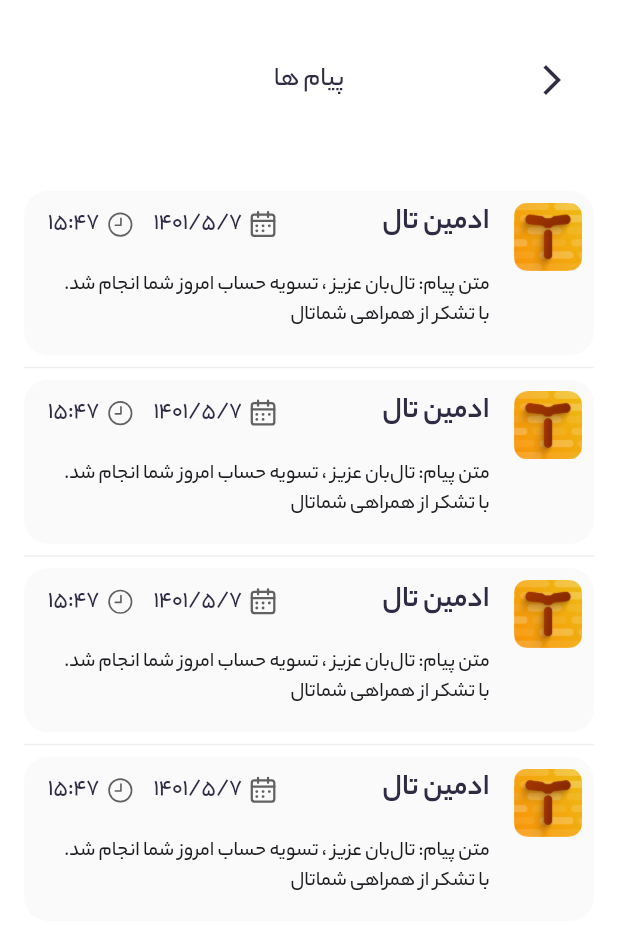
After one commit to Amin397/hoodad-map-test, a Flutter app: the MessagesScreen screen opened by its route, on a phone screen of 412 x 824 dp. The commit adds this screen. Shown: the top 929 px of the screen. Run offline on Flutter 3.47's test engine with Material 3 defaults, Android fonts, the phone set to English and light mode, and no system bars; our stand-ins replace auto_size_text, dotted_border, flutter_map, flutter_staggered_animations, flutter_svg, geocoding and 7 more; missing offline and left inert: persian_number_utility, units_converter; accounts and stored records are empty.

Commit message:
last update amin khademi messages ui completed

```diff
--- a/lib/Controllers/Menu/map_menu_controller.dart
+++ b/lib/Controllers/Menu/map_menu_controller.dart
@@ -22,6 +22,7 @@ class MapMenuController extends GetxController{
         break;
       }
       case 4:{
+        Get.toNamed(NameRouts.messages);
         break;
       }
       case 5:{
--- /dev/null
+++ b/lib/Controllers/Messages/messages_controller.dart
@@ -0,0 +1,43 @@
+import 'package:get/get.dart';
+import 'package:untitled1/Models/Messages/messages_model.dart';
+
+class MessagesController extends GetxController {
+  List<MessagesModel> messagesList = [
+    MessagesModel(
+      id: 0,
+      date: '1401/5/7',
+      time: '15:47',
+      title: 'ادمین تال',
+      message: 'متن پیام: تال‌بان عزیز ، تسویه حساب امروز شما انجام شد.'
+          '  با تشکر از همراهی شما'
+          'تال',
+    ),
+    MessagesModel(
+      id: 1,
+      date: '1401/5/7',
+      time: '15:47',
+      title: 'ادمین تال',
+      message: 'متن پیام: تال‌بان عزیز ، تسویه حساب امروز شما انجام شد.'
+          '  با تشکر از همراهی شما'
+          'تال',
+    ),
+    MessagesModel(
+      id: 2,
+      date: '1401/5/7',
+      time: '15:47',
+      title: 'ادمین تال',
+      message: 'متن پیام: تال‌بان عزیز ، تسویه حساب امروز شما انجام شد.'
+          '  با تشکر از همراهی شما'
+          'تال',
+    ),
+    MessagesModel(
+      id: 3,
+      date: '1401/5/7',
+      time: '15:47',
+      title: 'ادمین تال',
+      message: 'متن پیام: تال‌بان عزیز ، تسویه حساب امروز شما انجام شد.'
+          '  با تشکر از همراهی شما'
+          'تال',
+    ),
+  ];
+}
--- /dev/null
+++ b/lib/Models/Messages/messages_model.dart
@@ -0,0 +1,15 @@
+class MessagesModel {
+  int id;
+  String title;
+  String date;
+  String time;
+  String message;
+
+  MessagesModel({
+    required this.id,
+    required this.title,
+    required this.date,
+    required this.time,
+    required this.message,
+  });
+}
--- a/lib/Utils/routs_utils.dart
+++ b/lib/Utils/routs_utils.dart
@@ -7,6 +7,7 @@ import 'package:untitled1/Views/Intro/intro_screen.dart';
 import 'package:untitled1/Views/Login/login_screen.dart';
 import 'package:untitled1/Views/MapSearch/map_search_screen.dart';
 import 'package:untitled1/Views/Menu/menu_screen.dart';
+import 'package:untitled1/Views/Messages/messages_screen.dart';
 import 'package:untitled1/Views/Profile/profile_screen.dart';
 import 'package:untitled1/Views/SetRout/set_rout_screen.dart';
 import 'package:untitled1/Views/Splash/splash_screen.dart';
@@ -26,6 +27,7 @@ class NameRouts{
   static const String history = '/history';
   static const String incomes = '/incomes';
   static const String taalInfo = '/taalInfo';
+  static const String messages = '/messages';
 }
 
 class PageRout {
@@ -75,31 +77,37 @@ class PageRout {
     GetPage(
         name: NameRouts.profile,
         page: () => ProfileScreen(),
-        transition: Transition.downToUp,
+        transition: Transition.rightToLeft,
         transitionDuration: const Duration(milliseconds: 500)
     ),
     GetPage(
         name: NameRouts.editProfile,
         page: () => EditProfileScreen(),
-        transition: Transition.downToUp,
+        transition: Transition.rightToLeft,
         transitionDuration: const Duration(milliseconds: 500)
     ),
     GetPage(
         name: NameRouts.history,
         page: () => HistoryScreen(),
-        transition: Transition.downToUp,
+        transition: Transition.rightToLeft,
         transitionDuration: const Duration(milliseconds: 500)
     ),
     GetPage(
         name: NameRouts.incomes,
         page: () => IncomesScreen(),
-        transition: Transition.downToUp,
+        transition: Transition.rightToLeft,
         transitionDuration: const Duration(milliseconds: 500)
     ),
     GetPage(
         name: NameRouts.taalInfo,
         page: () => TaalInfoScreen(),
-        transition: Transition.downToUp,
+        transition: Transition.rightToLeft,
+        transitionDuration: const Duration(milliseconds: 500)
+    ),
+    GetPage(
+        name: NameRouts.messages,
+        page: () => MessagesScreen(),
+        transition: Transition.rightToLeft,
         transitionDuration: const Duration(milliseconds: 500)
     ),
   ];
--- /dev/null
+++ b/lib/Views/Messages/Widgets/build_messages_list_widget.dart
@@ -0,0 +1,163 @@
+import 'package:flutter/material.dart';
+import 'package:flutter_staggered_animations/flutter_staggered_animations.dart';
+import 'package:flutter_svg/flutter_svg.dart';
+import 'package:get/get.dart';
+import 'package:untitled1/Consts/colors.dart';
+import 'package:untitled1/Consts/icons_path.dart';
+import 'package:untitled1/Consts/measures.dart';
+import 'package:untitled1/Controllers/Messages/messages_controller.dart';
+import 'package:untitled1/Models/Messages/messages_model.dart';
+import 'package:untitled1/Utils/view_utils.dart';
+
+class BuildMessagesListWidget extends StatelessWidget {
+  BuildMessagesListWidget({super.key, required this.controller});
+
+  final MessagesController controller;
+
+  @override
+  Widget build(BuildContext context) {
+    return Expanded(
+      child: Container(
+        height: double.maxFinite,
+        width: double.maxFinite,
+        padding: paddingAll16,
+        child: ListView.separated(
+          physics: BouncingScrollPhysics(),
+          itemCount: controller.messagesList.length,
+          itemBuilder: (BuildContext context, int index) {
+            return _buildMessageItem(
+              message: controller.messagesList[index],
+              index: index,
+            );
+          },
+          separatorBuilder: (BuildContext context, int index) {
+            return Divider(
+              color: Colors.grey[200],
+            );
+          },
+        ),
+      ),
+    );
+  }
+
+  Widget _buildMessageItem({
+    required MessagesModel message,
+    required int index,
+  }) {
+    return AnimationConfiguration.staggeredList(
+      position: index,
+      duration: const Duration(milliseconds: 450),
+      child: SlideAnimation(
+        horizontalOffset: 151.0,
+        child: FadeInAnimation(
+          child: Container(
+            width: Get.width,
+            // height: Get.height * .1,
+            padding: paddingAll8,
+            decoration: BoxDecoration(
+              borderRadius: radiusAll16,
+              color: fillTextColor.withOpacity(.5),
+            ),
+            child: Directionality(
+              textDirection: TextDirection.rtl,
+              child: Row(
+                crossAxisAlignment: CrossAxisAlignment.start,
+                children: [
+                  Image.asset(
+                    tallLogo,
+                    width: Get.width * .11,
+                    height: Get.width * .11,
+                  ),
+                  SizedBox(
+                    width: Get.width * .02,
+                  ),
+                  Expanded(
+                    child: Container(
+                      width: double.maxFinite,
+                      child: Column(
+                        children: [
+                          Container(
+                            padding: paddingSymmetricH8,
+                            width: double.maxFinite,
+                            child: Row(
+                              mainAxisAlignment: MainAxisAlignment.spaceBetween,
+                              children: [
+                                Text(
+                                  message.title,
+                                  style: TextStyle(
+                                    color: titleTextColor,
+                                    fontSize: 20.0,
+                                    fontWeight: FontWeight.bold,
+                                  ),
+                                ),
+                                Row(
+                                  children: [
+                                    SvgPicture.asset(
+                                      calendarIcon,
+                                      color: Colors.grey.shade700,
+                                    ),
+                                    SizedBox(
+                                      width: Get.width * .01,
+                                    ),
+                                    Text(
+                                      replaceFarsiNumber(
+                                        message.date,
+                                      ),
+                                      style: TextStyle(
+                                        color: titleTextColor,
+                                        fontSize: 16.0,
+                                      ),
+                                    ),
+                                    SizedBox(
+                                      width: Get.width * .03,
+                                    ),
+                                    SvgPicture.asset(
+                                      clockIcon,
+                                      color: Colors.grey.shade700,
+                                    ),
+                                    SizedBox(
+                                      width: Get.width * .01,
+                                    ),
+                                    Text(
+                                      replaceFarsiNumber(
+                                        message.time,
+                                      ),
+                                      style: TextStyle(
+                                        color: titleTextColor,
+                                        fontSize: 16.0,
+                                      ),
+                                    ),
+                                  ],
+                                )
+                              ],
+                            ),
+                          ),
+                          SizedBox(
+                            height: Get.height * .02,
+                          ),
+                          Container(
+                            width: Get.width,
+                            padding: paddingSymmetricH8,
+                            child: Align(
+                              alignment: Alignment.topRight,
+                              child: Text(
+                                message.message,
+                              ),
+                            ),
+                          ),
+                          SizedBox(
+                            height: Get.height * .01,
+                          ),
+                        ],
+                      ),
+                    ),
+                  )
+                ],
+              ),
+            ),
+          ),
+        ),
+      ),
+    );
+  }
+}
--- /dev/null
+++ b/lib/Views/Messages/messages_screen.dart
@@ -0,0 +1,40 @@
+import 'package:flutter/material.dart';
+import 'package:get/get.dart';
+import 'package:untitled1/Controllers/Messages/messages_controller.dart';
+import 'package:untitled1/Utils/widget_utils.dart';
+import 'package:untitled1/Views/Messages/Widgets/build_messages_list_widget.dart';
+
+class MessagesScreen extends StatelessWidget {
+  MessagesScreen({super.key});
+
+  final MessagesController controller = Get.put(MessagesController());
+
+  @override
+  Widget build(BuildContext context) {
+    return Scaffold(
+      backgroundColor: Colors.white,
+      body: SizedBox(
+        height: Get.height,
+        width: Get.width,
+        child: Column(
+          children: [
+            buildAppBar(
+              isInnerPage: true,
+              function: () {
+                Get.back();
+                Get.delete<MessagesController>();
+              },
+              title: 'پیام ها',
+            ),
+            SizedBox(
+              height: Get.height * .03,
+            ),
+            BuildMessagesListWidget(
+              controller: controller,
+            ),
+          ],
+        ),
+      ),
+    );
+  }
+}
--- a/lib/Views/TaalInfo/taal_info_screen.dart
+++ b/lib/Views/TaalInfo/taal_info_screen.dart
@@ -36,22 +36,28 @@ class TaalInfoScreen extends StatelessWidget {
                 margin: paddingAll16,
                 child: Column(
                   children: [
-                    Image.asset(
+                    animationConfig(
+                      widget: Image.asset(
                         tallLogo,
                         height: Get.height * .1,
                         width: Get.height * .1,
+                      ),
+                      index: 2,
                     ),
                     SizedBox(
                       height: Get.height * .05,
                     ),
                     Directionality(
                       textDirection: TextDirection.rtl,
-                      child: Text(
+                      child: animationConfig(
+                        widget: Text(
                           'صبح یک روز آفتابیه و اسکوترهای تال توی ایستگاه، لحظه شماری می‌کنند تا نوبت سواری خودشون برسه. کم کم مسافرها از راه می‌رسند. بعضی‌هاشون عجله دارند تا زودتر به محل کارشون برسند، بعضی‌ها خسته‌تر از اون هستند که پیاده به خونه برگردند و بعضی هم از یکنواختی زندگی خسته شدن و دلشون یک تجربه‌ی متفاوت میخواد. در طول روز اسکوترهای تال بی‌وقفه توی سطح شهر جابجا می‌شن و مسافر‌ها رو تا مقصد نهایی همراهی می‌کنند. روز در حال سپری شدنه و هرکدوم از اسکوترها یه گوشه‌‌ از شهر رها شدند. بعضی از اونها شارژ باتریشون تموم شده، بعضی نیاز به تعمیر دارند و بعضی‌ها جای پارک مناسبی ندارند.و درست در همین لحظه، تال‌بان مثل یک قهرمان وارد صحنه میشه. تال‌بان اسکوترها رو جمع‌آوری میکنه و به ایستگاه برمی‌گردونه، باتری اسکوترها رو تعویض می‌کنه و اسکوترهایی که نیازمند تعمیر هستند رو به تعمیرگاه میرسونه.اپلیکیشن تال‌بان یک ابزار کاربردیست که به تال‌بان‌ها کمک می‌کنه وظایف خودشون رو با نهایت دقت و هماهنگی انجام دهند. تال‌بان عزیز، شما بازوی اجرایی تیم پشتیبانی تال هستید و ما همه در کنار هم برای یک هدف تلاش می‌کنیم: تجربه‌ی یک سواری لذت‌بخش و بدون دردسر.',
                           style: TextStyle(
                             color: titleTextColor,
                             fontSize: 16.0,
                           ),
+                        ),
+                        index: 3,
                       ),
                     ),
                     SizedBox(
@@ -61,14 +67,16 @@ class TaalInfoScreen extends StatelessWidget {
                       child: Container(
                         height: double.maxFinite,
                         width: double.maxFinite,
-                        child: Center(
+                        child: animationConfig(
+                          widget: Center(
                             child: Image.asset(
                               scooterImage,
                             ),
                           ),
+                          index: 4,
+                        ),
                       ),
                     )
-
                   ],
                 ),
               ),
```
Lines whose indentation alone changed are shown as unchanged.
